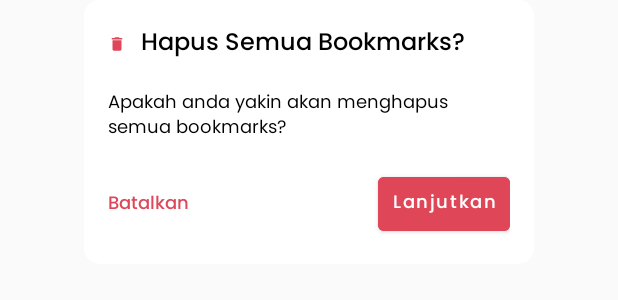
After one commit to Ibrahimsyah/Naiz, an Android app: the layout dialog_delete_bookmarks.xml on its own in the app's theme, with its tools: preview values and no code run, on a phone screen of 412 x 824 dp. The commit adds this screen. Shown: the top 300 px of the screen. Run offline under Robolectric (Android 15) with nearby library versions, the phone set to English and light mode, and no system bars.

Commit message:
add candi bookmark

```diff
--- a/client/app/src/main/java/com/bccowo/naiz/core/di/ViewModelModule.kt
+++ b/client/app/src/main/java/com/bccowo/naiz/core/di/ViewModelModule.kt
@@ -1,5 +1,6 @@
 package com.bccowo.naiz.core.di
 
+import com.bccowo.naiz.presentation.home.bookmark.BookmarkViewModel
 import com.bccowo.naiz.presentation.home.candilist.CandiListViewModel
 import com.bccowo.naiz.presentation.home.home.HomeViewModel
 import com.bccowo.naiz.presentation.home.quiz.QuizViewModel
@@ -10,4 +11,5 @@ val viewModelModule = module {
     viewModel { HomeViewModel(get()) }
     viewModel { QuizViewModel(get()) }
     viewModel { CandiListViewModel(get()) }
+    viewModel { BookmarkViewModel(get()) }
 }
--- a/client/app/src/main/java/com/bccowo/naiz/domain/usecase/CandiUseCase.kt
+++ b/client/app/src/main/java/com/bccowo/naiz/domain/usecase/CandiUseCase.kt
@@ -6,8 +6,10 @@ import com.bccowo.naiz.domain.model.CandiProgress
 
 interface CandiUseCase {
     fun checkCandiBookmarked(candiId: Int): LiveData<Boolean>
+    fun getBookmarkedCandi(): LiveData<List<Candi>>
     suspend fun insertBookmark(candi: Candi)
     suspend fun removeBookmark(candi: Candi)
+    suspend fun removeAllBookmarks()
 
     fun getPopularCandi(): LiveData<List<Candi>>
     fun getCandiProgress(): LiveData<List<CandiProgress>>
--- a/client/app/src/main/java/com/bccowo/naiz/presentation/home/home/HomeFragment.kt
+++ b/client/app/src/main/java/com/bccowo/naiz/presentation/home/home/HomeFragment.kt
@@ -76,7 +76,7 @@ class HomeFragment : Fragment() {
         }
 
         binding.btnBookmark.setOnClickListener {
-//            findNavController().navigate(R.id.action_navigation_home_to_bookmarkFragment)
+            findNavController().navigate(R.id.action_navigation_home_to_bookmarkFragment)
         }
     }
     private fun onProgressCandiClick(candiProgress: CandiProgress) {
--- /dev/null
+++ b/client/app/src/main/res/layout/dialog_delete_bookmarks.xml
@@ -0,0 +1,76 @@
+<?xml version="1.0" encoding="utf-8"?>
+<FrameLayout xmlns:android="http://schemas.android.com/apk/res/android"
+    xmlns:app="http://schemas.android.com/apk/res-auto"
+    android:layout_width="match_parent"
+    android:layout_height="wrap_content">
+
+    <androidx.cardview.widget.CardView
+        android:layout_width="wrap_content"
+        android:layout_height="wrap_content"
+        android:layout_gravity="center"
+        app:cardCornerRadius="10dp"
+        app:cardElevation="0dp"
+        app:cardMaxElevation="0dp">
+
+        <androidx.constraintlayout.widget.ConstraintLayout
+            android:layout_width="300dp"
+            android:layout_height="wrap_content"
+            android:padding="16dp">
+
+            <ImageView
+                android:id="@+id/info_icon"
+                android:layout_width="12dp"
+                android:layout_height="12dp"
+                android:contentDescription="@string/delete_icon"
+                android:src="@drawable/ic_delete"
+                app:layout_constraintBottom_toBottomOf="@id/info_title"
+                app:layout_constraintLeft_toLeftOf="parent"
+                app:layout_constraintTop_toTopOf="@id/info_title"
+                app:tint="@color/red_status" />
+
+            <TextView
+                android:id="@+id/info_title"
+                style="@style/FontSubtitle1"
+                android:layout_width="wrap_content"
+                android:layout_height="wrap_content"
+                android:layout_marginStart="10dp"
+                android:text="@string/delete_all_bookmarks"
+                app:layout_constraintLeft_toRightOf="@id/info_icon"
+                app:layout_constraintTop_toTopOf="parent" />
+
+            <TextView
+                android:id="@+id/info_description"
+                style="@style/FontCaption"
+                android:layout_width="0dp"
+                android:layout_height="wrap_content"
+                android:layout_marginTop="16dp"
+                android:text="@string/delete_description"
+                android:textColor="@color/black"
+                app:layout_constraintLeft_toLeftOf="parent"
+                app:layout_constraintRight_toRightOf="parent"
+                app:layout_constraintTop_toBottomOf="@id/info_title" />
+
+            <TextView
+                android:id="@+id/btn_cancel"
+                style="@style/FontCaptionMedium"
+                android:layout_width="wrap_content"
+                android:layout_height="wrap_content"
+                android:text="@string/batalkan"
+                android:textColor="@color/red_status"
+                app:layout_constraintBottom_toBottomOf="@id/btn_confirm_delete"
+                app:layout_constraintLeft_toLeftOf="parent"
+                app:layout_constraintTop_toTopOf="@id/btn_confirm_delete" />
+
+            <Button
+                android:id="@+id/btn_confirm_delete"
+                style="@style/DialogButtonStyle"
+                android:layout_width="wrap_content"
+                android:layout_height="wrap_content"
+                android:layout_marginTop="16dp"
+                android:backgroundTint="@color/red_status"
+                android:text="@string/delete_continue"
+                app:layout_constraintEnd_toEndOf="parent"
+                app:layout_constraintTop_toBottomOf="@id/info_description" />
+        </androidx.constraintlayout.widget.ConstraintLayout>
+    </androidx.cardview.widget.CardView>
+</FrameLayout>
--- a/client/app/src/main/res/values/strings.xml
+++ b/client/app/src/main/res/values/strings.xml
@@ -54,4 +54,7 @@
     <string name="candi_location">Lokasi Candi</string>
     <string name="candi_tidak_di_temukan">Candi Tidak di temukan</string>
     <string name="search_not_found_desc">Maaf candi yang anda maksud belum ditemukan, coba masukkan kata kunci lainnya :(</string>
+    <string name="candi_disimpan">Candi Disimpan</string>
+    <string name="all_bookmark_deleted">Seluruh candi terhapus dari bookmark</string>
+    <string name="bookmark_deleted">%1$s Terhapus dari Bookmark</string>
 </resources>
```
Also changed, not shown: client/app/src/main/java/com/bccowo/naiz/domain/usecase/CandiInteractor.kt (+8 -0 lines), client/app/src/main/java/com/bccowo/naiz/presentation/home/bookmark/BookmarkFragment.kt (added, +128 -0 lines), client/app/src/main/java/com/bccowo/naiz/presentation/home/bookmark/BookmarkViewModel.kt (added, +24 -0 lines), client/app/src/main/res/layout/fragment_bookmark.xml (added, +34 -0 lines), client/app/src/main/res/navigation/mobile_navigation.xml (+7 -0 lines).
